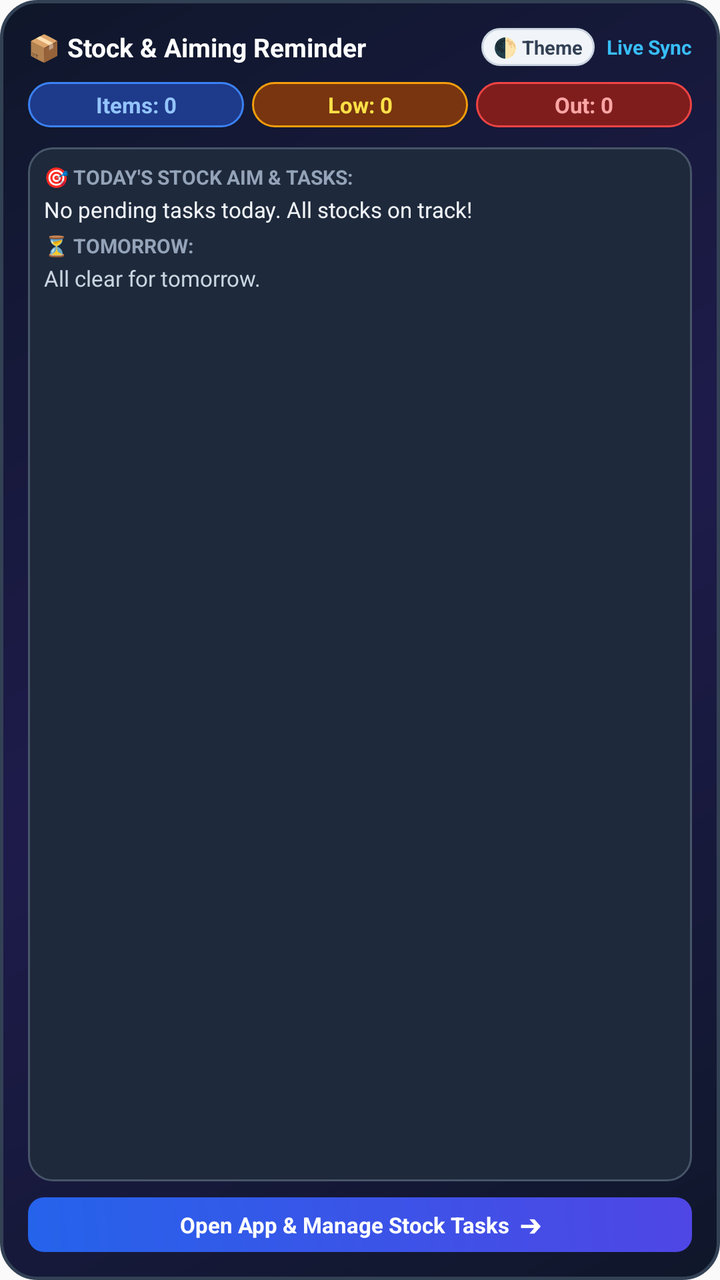
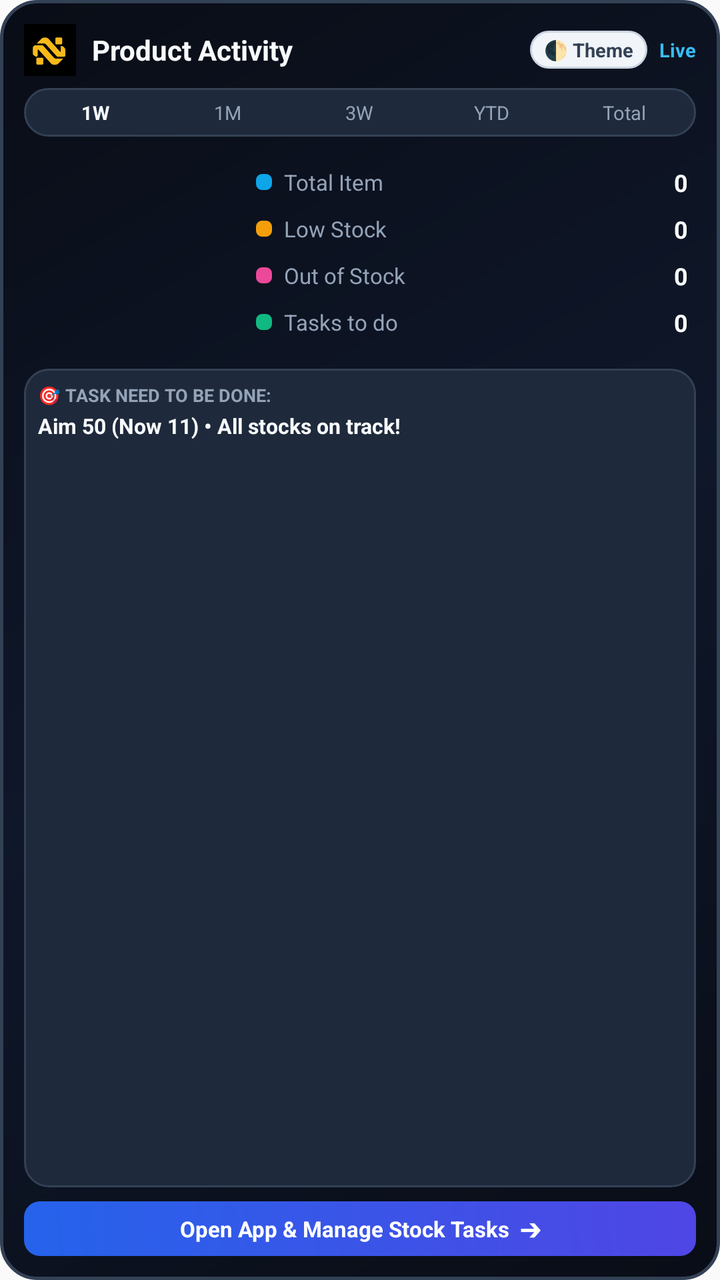

Screens rendered from an Android XML layout before and after an edit, with the pre-edit source and the edit as a unified diff.
<!-- AndroidManifest.xml: application theme AppTheme -->
<!-- res/layout/widget_stock_reminder.xml -->
<?xml version="1.0" encoding="utf-8"?>
<LinearLayout xmlns:android="http://schemas.android.com/apk/res/android"
    android:id="@+id/widget_root"
    android:layout_width="match_parent"
    android:layout_height="match_parent"
    android:orientation="vertical"
    android:background="@drawable/widget_bg"
    android:padding="14dp">

    
    <LinearLayout
        android:layout_width="match_parent"
        android:layout_height="wrap_content"
        android:orientation="horizontal"
        android:gravity="center_vertical"
        android:layout_marginBottom="8dp">

        <TextView
            android:layout_width="0dp"
            android:layout_height="wrap_content"
            android:layout_weight="1"
            android:text="📦 Stock &amp; Aiming Reminder"
            android:textColor="#ffffff"
            android:textStyle="bold"
            android:textSize="13sp" />

        
        <TextView
            android:id="@+id/widget_theme_toggle"
            android:layout_width="wrap_content"
            android:layout_height="wrap_content"
            android:background="@drawable/widget_theme_btn_bg"
            android:text="🌓 Theme"
            android:textColor="#334155"
            android:textStyle="bold"
            android:textSize="9.5sp"
            android:paddingTop="3dp"
            android:paddingBottom="3dp"
            android:paddingStart="6dp"
            android:paddingEnd="6dp"
            android:layout_marginEnd="6dp" />

        <TextView
            android:id="@+id/widget_sync_badge"
            android:layout_width="wrap_content"
            android:layout_height="wrap_content"
            android:text="Live Sync"
            android:textColor="#38bdf8"
            android:textStyle="bold"
            android:textSize="10sp" />
    </LinearLayout>

    
    <LinearLayout
        android:layout_width="match_parent"
        android:layout_height="wrap_content"
        android:orientation="horizontal"
        android:gravity="center_vertical"
        android:layout_marginBottom="10dp">

        
        <TextView
            android:id="@+id/widget_total_items"
            android:layout_width="0dp"
            android:layout_height="wrap_content"
            android:layout_weight="1"
            android:layout_marginEnd="4dp"
            android:background="@drawable/widget_badge_blue"
            android:text="Items: 0"
            android:textColor="#93c5fd"
            android:textSize="11sp"
            android:textStyle="bold"
            android:gravity="center"
            android:paddingTop="4dp"
            android:paddingBottom="4dp"
            android:paddingStart="6dp"
            android:paddingEnd="6dp" />

        
        <TextView
            android:id="@+id/widget_low_stock"
            android:layout_width="0dp"
            android:layout_height="wrap_content"
            android:layout_weight="1"
            android:layout_marginEnd="4dp"
            android:background="@drawable/widget_badge_low"
            android:text="Low: 0"
            android:textColor="#fde047"
            android:textSize="11sp"
            android:textStyle="bold"
            android:gravity="center"
            android:paddingTop="4dp"
            android:paddingBottom="4dp"
            android:paddingStart="6dp"
            android:paddingEnd="6dp" />

        
        <TextView
            android:id="@+id/widget_out_stock"
            android:layout_width="0dp"
            android:layout_height="wrap_content"
            android:layout_weight="1"
            android:background="@drawable/widget_badge_out"
            android:text="Out: 0"
            android:textColor="#fca5a5"
            android:textSize="11sp"
            android:textStyle="bold"
            android:gravity="center"
            android:paddingTop="4dp"
            android:paddingBottom="4dp"
            android:paddingStart="6dp"
            android:paddingEnd="6dp" />
    </LinearLayout>

    
    <LinearLayout
        android:layout_width="match_parent"
        android:layout_height="0dp"
        android:layout_weight="1"
        android:orientation="vertical"
        android:background="@drawable/widget_inner_box"
        android:padding="8dp">

        
        <TextView
            android:layout_width="wrap_content"
            android:layout_height="wrap_content"
            android:text="🎯 TODAY'S STOCK AIM &amp; TASKS:"
            android:textColor="#94a3b8"
            android:textSize="10sp"
            android:textStyle="bold" />

        <TextView
            android:id="@+id/widget_today_tasks"
            android:layout_width="match_parent"
            android:layout_height="wrap_content"
            android:text="No pending tasks today. All stocks on track!"
            android:textColor="#f1f5f9"
            android:textSize="11sp"
            android:maxLines="2"
            android:ellipsize="end"
            android:layout_marginTop="2dp"
            android:layout_marginBottom="4dp" />

        
        <TextView
            android:layout_width="wrap_content"
            android:layout_height="wrap_content"
            android:text="⏳ TOMORROW:"
            android:textColor="#94a3b8"
            android:textSize="10sp"
            android:textStyle="bold" />

        <TextView
            android:id="@+id/widget_tomorrow_tasks"
            android:layout_width="match_parent"
            android:layout_height="wrap_content"
            android:text="All clear for tomorrow."
            android:textColor="#cbd5e1"
            android:textSize="11sp"
            android:maxLines="1"
            android:ellipsize="end"
            android:layout_marginTop="2dp" />
    </LinearLayout>

    
    <TextView
        android:id="@+id/widget_btn_open"
        android:layout_width="match_parent"
        android:layout_height="wrap_content"
        android:background="@drawable/widget_btn_bg"
        android:text="Open App &amp; Manage Stock Tasks  ➔"
        android:textColor="#ffffff"
        android:textStyle="bold"
        android:textSize="11sp"
        android:gravity="center"
        android:paddingTop="6dp"
        android:paddingBottom="6dp"
        android:layout_marginTop="8dp" />
</LinearLayout>
<!-- resources referenced by this layout -->
<resources>
  <!-- drawable widget_badge_blue (drawable) -->
  <?xml version="1.0" encoding="utf-8"?>
  <shape xmlns:android="http://schemas.android.com/apk/res/android"
      android:shape="rectangle">
      <solid android:color="#1e3a8a" />
      <corners android:radius="20dp" />
      <stroke
          android:width="1dp"
          android:color="#3b82f6" />
  </shape>
  <!-- drawable widget_badge_low (drawable) -->
  <?xml version="1.0" encoding="utf-8"?>
  <shape xmlns:android="http://schemas.android.com/apk/res/android"
      android:shape="rectangle">
      <solid android:color="#78350f" />
      <corners android:radius="20dp" />
      <stroke
          android:width="1dp"
          android:color="#f59e0b" />
  </shape>
  <!-- drawable widget_badge_out (drawable) -->
  <?xml version="1.0" encoding="utf-8"?>
  <shape xmlns:android="http://schemas.android.com/apk/res/android"
      android:shape="rectangle">
      <solid android:color="#7f1d1d" />
      <corners android:radius="20dp" />
      <stroke
          android:width="1dp"
          android:color="#ef4444" />
  </shape>
  <!-- drawable widget_bg (drawable) -->
  <?xml version="1.0" encoding="utf-8"?>
  <shape xmlns:android="http://schemas.android.com/apk/res/android"
      android:shape="rectangle">
      <gradient
          android:angle="135"
          android:startColor="#0f172a"
          android:centerColor="#1e1b4b"
          android:endColor="#0f172a"
          android:type="linear" />
      <corners android:radius="18dp" />
      <stroke
          android:width="1.5dp"
          android:color="#334155" />
  </shape>
  <!-- drawable widget_btn_bg (drawable) -->
  <?xml version="1.0" encoding="utf-8"?>
  <shape xmlns:android="http://schemas.android.com/apk/res/android"
      android:shape="rectangle">
      <gradient
          android:angle="45"
          android:startColor="#2563eb"
          android:endColor="#4f46e5"
          android:type="linear" />
      <corners android:radius="8dp" />
  </shape>
  <!-- drawable widget_inner_box (drawable) -->
  <?xml version="1.0" encoding="utf-8"?>
  <shape xmlns:android="http://schemas.android.com/apk/res/android"
      android:shape="rectangle">
      <solid android:color="#1e293b" />
      <corners android:radius="12dp" />
      <stroke
          android:width="1dp"
          android:color="#475569" />
  </shape>
  <!-- drawable widget_theme_btn_bg (drawable) -->
  <?xml version="1.0" encoding="utf-8"?>
  <shape xmlns:android="http://schemas.android.com/apk/res/android"
      android:shape="rectangle">
      <solid android:color="#f1f5f9" />
      <corners android:radius="14dp" />
      <stroke
          android:width="1dp"
          android:color="#cbd5e1" />
  </shape>
  <style name="AppTheme" parent="Theme.AppCompat.Light.DarkActionBar">
          
          <item name="colorPrimary">@color/colorPrimary</item>
          <item name="colorPrimaryDark">@color/colorPrimaryDark</item>
          <item name="colorAccent">@color/colorAccent</item>
      </style>
</resources>

<!-- the commit's change to res/layout/widget_stock_reminder.xml (unified diff, before → after) -->
@@ -4,8 +4,131 @@
     android:layout_width="match_parent"
     android:layout_height="match_parent"
     android:orientation="vertical"
-    android:background="@drawable/widget_bg"
-    android:padding="14dp">
+    android:background="@drawable/widget_bg_dark"
+    android:padding="12dp">
+
+    
+    <LinearLayout
+        android:layout_width="match_parent"
+        android:layout_height="wrap_content"
+        android:orientation="horizontal"
+        android:gravity="center_vertical"
+        android:layout_marginBottom="6dp">
+
+        <ImageView
+            android:layout_width="26dp"
+            android:layout_height="26dp"
+            android:src="@drawable/app_logo"
+            android:scaleType="fitCenter"
+            android:layout_marginEnd="8dp"
+            android:contentDescription="@null" />
+
+        <TextView
+            android:layout_width="0dp"
+            android:layout_height="wrap_content"
+            android:layout_weight="1"
+            android:text="Product Activity"
+            android:textColor="#f8fafc"
+            android:textStyle="bold"
+            android:textSize="14sp" />
+
+        
+        <TextView
+            android:id="@+id/widget_theme_toggle"
+            android:layout_width="wrap_content"
+            android:layout_height="wrap_content"
+            android:background="@drawable/widget_theme_btn_bg"
+            android:text="🌓 Theme"
+            android:textColor="#334155"
+            android:textStyle="bold"
+            android:textSize="9.5sp"
+            android:paddingTop="3dp"
+            android:paddingBottom="3dp"
+            android:paddingStart="7dp"
+            android:paddingEnd="7dp"
+            android:layout_marginEnd="6dp" />
+
+        <TextView
+            android:id="@+id/widget_sync_badge"
+            android:layout_width="wrap_content"
+            android:layout_height="wrap_content"
+            android:text="Live"
+            android:textColor="#38bdf8"
+            android:textStyle="bold"
+            android:textSize="9.5sp" />
+    </LinearLayout>
+
+    
+    <LinearLayout
+        android:layout_width="match_parent"
+        android:layout_height="wrap_content"
+        android:orientation="horizontal"
+        android:gravity="center_vertical"
+        android:background="@drawable/widget_pill_bar_bg_dark"
+        android:padding="2.5dp"
+        android:layout_marginBottom="8dp">
+
+        <TextView
+            android:id="@+id/widget_tab_1w"
+            android:layout_width="0dp"
+            android:layout_height="wrap_content"
+            android:layout_weight="1"
+            android:text="1W"
+            android:textColor="#f8fafc"
+            android:textSize="9.5sp"
+            android:textStyle="bold"
+            android:gravity="center"
+            android:paddingTop="3dp"
+            android:paddingBottom="3dp" />
+
+        <TextView
+            android:id="@+id/widget_tab_1m"
+            android:layout_width="0dp"
+            android:layout_height="wrap_content"
+            android:layout_weight="1"
+            android:text="1M"
+            android:textColor="#94a3b8"
+            android:textSize="9.5sp"
+            android:gravity="center"
+            android:paddingTop="3dp"
+            android:paddingBottom="3dp" />
+
+        <TextView
+            android:id="@+id/widget_tab_3w"
+            android:layout_width="0dp"
+            android:layout_height="wrap_content"
+            android:layout_weight="1"
+            android:text="3W"
+            android:textColor="#94a3b8"
+            android:textSize="9.5sp"
+            android:gravity="center"
+            android:paddingTop="3dp"
+            android:paddingBottom="3dp" />
+
+        <TextView
+            android:id="@+id/widget_tab_ytd"
+            android:layout_width="0dp"
+            android:layout_height="wrap_content"
+            android:layout_weight="1"
+            android:text="YTD"
+            android:textColor="#94a3b8"
+            android:textSize="9.5sp"
+            android:gravity="center"
+            android:paddingTop="3dp"
+            android:paddingBottom="3dp" />
+
+        <TextView
+            android:id="@+id/widget_tab_total"
+            android:layout_width="0dp"
+            android:layout_height="wrap_content"
+            android:layout_weight="1"
+            android:text="Total"
+            android:textColor="#94a3b8"
+            android:textSize="9.5sp"
+            android:gravity="center"
+            android:paddingTop="3dp"
+            android:paddingBottom="3dp" />
+    </LinearLayout>
 
     
     <LinearLayout
@@ -15,101 +138,165 @@
         android:gravity="center_vertical"
         android:layout_marginBottom="8dp">
 
-        <TextView
-            android:layout_width="0dp"
-            android:layout_height="wrap_content"
-            android:layout_weight="1"
-            android:text="📦 Stock &amp; Aiming Reminder"
-            android:textColor="#ffffff"
-            android:textStyle="bold"
-            android:textSize="13sp" />
-
         
-        <TextView
-            android:id="@+id/widget_theme_toggle"
-            android:layout_width="wrap_content"
-            android:layout_height="wrap_content"
-            android:background="@drawable/widget_theme_btn_bg"
-            android:text="🌓 Theme"
-            android:textColor="#334155"
-            android:textStyle="bold"
-            android:textSize="9.5sp"
-            android:paddingTop="3dp"
-            android:paddingBottom="3dp"
-            android:paddingStart="6dp"
-            android:paddingEnd="6dp"
-            android:layout_marginEnd="6dp" />
-
-        <TextView
-            android:id="@+id/widget_sync_badge"
-            android:layout_width="wrap_content"
-            android:layout_height="wrap_content"
-            android:text="Live Sync"
-            android:textColor="#38bdf8"
-            android:textStyle="bold"
-            android:textSize="10sp" />
-    </LinearLayout>
-
-    
-    <LinearLayout
-        android:layout_width="match_parent"
-        android:layout_height="wrap_content"
-        android:orientation="horizontal"
-        android:gravity="center_vertical"
-        android:layout_marginBottom="10dp">
+        <ImageView
+            android:id="@+id/widget_gauge_img"
+            android:layout_width="100dp"
+            android:layout_height="100dp"
+            android:layout_gravity="center_vertical"
+            android:layout_marginEnd="12dp"
+            android:contentDescription="Activity Donut Gauge" />
 
         
-        <TextView
-            android:id="@+id/widget_total_items"
-            android:layout_width="0dp"
-            android:layout_height="wrap_content"
-            android:layout_weight="1"
-            android:layout_marginEnd="4dp"
-            android:background="@drawable/widget_badge_blue"
-            android:text="Items: 0"
-            android:textColor="#93c5fd"
-            android:textSize="11sp"
-            android:textStyle="bold"
-            android:gravity="center"
-            android:paddingTop="4dp"
-            android:paddingBottom="4dp"
-            android:paddingStart="6dp"
-            android:paddingEnd="6dp" />
-
-        
-        <TextView
-            android:id="@+id/widget_low_stock"
-            android:layout_width="0dp"
-            android:layout_height="wrap_content"
-            android:layout_weight="1"
-            android:layout_marginEnd="4dp"
-            android:background="@drawable/widget_badge_low"
-            android:text="Low: 0"
-            android:textColor="#fde047"
-            android:textSize="11sp"
-            android:textStyle="bold"
-            android:gravity="center"
-            android:paddingTop="4dp"
-            android:paddingBottom="4dp"
-            android:paddingStart="6dp"
-            android:paddingEnd="6dp" />
-
-        
-        <TextView
-            android:id="@+id/widget_out_stock"
-            android:layout_width="0dp"
-            android:layout_height="wrap_content"
-            android:layout_weight="1"
-            android:background="@drawable/widget_badge_out"
-            android:text="Out: 0"
-            android:textColor="#fca5a5"
-            android:textSize="11sp"
-            android:textStyle="bold"
-            android:gravity="center"
-            android:paddingTop="4dp"
-            android:paddingBottom="4dp"
-            android:paddingStart="6dp"
-            android:paddingEnd="6dp" />
+        <LinearLayout
+            android:layout_width="0dp"
+            android:layout_height="wrap_content"
+            android:layout_weight="1"
+            android:orientation="vertical">
+
+            
+            <LinearLayout
+                android:id="@+id/widget_row_total"
+                android:layout_width="match_parent"
+                android:layout_height="wrap_content"
+                android:orientation="horizontal"
+                android:gravity="center_vertical"
+                android:paddingStart="4dp"
+                android:paddingEnd="4dp"
+                android:paddingTop="2dp"
+                android:paddingBottom="2dp"
+                android:layout_marginBottom="3dp">
+                <ImageView
+                    android:layout_width="8dp"
+                    android:layout_height="8dp"
+                    android:background="@drawable/widget_bullet_blue"
+                    android:layout_marginEnd="6dp"
+                    android:contentDescription="@null" />
+                <TextView
+                    android:id="@+id/widget_label_total"
+                    android:layout_width="0dp"
+                    android:layout_height="wrap_content"
+                    android:layout_weight="1"
+                    android:text="Total Item"
+                    android:textColor="#94a3b8"
+                    android:textSize="11sp" />
+                <TextView
+                    android:id="@+id/widget_total_items"
+                    android:layout_width="wrap_content"
+                    android:layout_height="wrap_content"
+                    android:text="0"
+                    android:textColor="#f8fafc"
+                    android:textStyle="bold"
+                    android:textSize="12sp" />
+            </LinearLayout>
+
+            
+            <LinearLayout
+                android:id="@+id/widget_row_low"
+                android:layout_width="match_parent"
+                android:layout_height="wrap_content"
+                android:orientation="horizontal"
+                android:gravity="center_vertical"
+                android:paddingStart="4dp"
+                android:paddingEnd="4dp"
+                android:paddingTop="2dp"
+                android:paddingBottom="2dp"
+                android:layout_marginBottom="3dp">
+                <ImageView
+                    android:layout_width="8dp"
+                    android:layout_height="8dp"
+                    android:background="@drawable/widget_bullet_orange"
+                    android:layout_marginEnd="6dp"
+                    android:contentDescription="@null" />
+                <TextView
+                    android:id="@+id/widget_label_low"
+                    android:layout_width="0dp"
+                    android:layout_height="wrap_content"
+                    android:layout_weight="1"
+                    android:text="Low Stock"
+                    android:textColor="#94a3b8"
+                    android:textSize="11sp" />
+                <TextView
+                    android:id="@+id/widget_low_stock"
+                    android:layout_width="wrap_content"
+                    android:layout_height="wrap_content"
+                    android:text="0"
+                    android:textColor="#f8fafc"
+                    android:textStyle="bold"
+                    android:textSize="12sp" />
+            </LinearLayout>
+
+            
+            <LinearLayout
+                android:id="@+id/widget_row_out"
+                android:layout_width="match_parent"
+                android:layout_height="wrap_content"
+                android:orientation="horizontal"
+                android:gravity="center_vertical"
+                android:paddingStart="4dp"
+                android:paddingEnd="4dp"
+                android:paddingTop="2dp"
+                android:paddingBottom="2dp"
+                android:layout_marginBottom="3dp">
+                <ImageView
+                    android:layout_width="8dp"
+                    android:layout_height="8dp"
+                    android:background="@drawable/widget_bullet_pink"
+                    android:layout_marginEnd="6dp"
+                    android:contentDescription="@null" />
+                <TextView
+                    android:id="@+id/widget_label_out"
+                    android:layout_width="0dp"
+                    android:layout_height="wrap_content"
+                    android:layout_weight="1"
+                    android:text="Out of Stock"
+                    android:textColor="#94a3b8"
+                    android:textSize="11sp" />
+                <TextView
+                    android:id="@+id/widget_out_stock"
+                    android:layout_width="wrap_content"
+                    android:layout_height="wrap_content"
+                    android:text="0"
+                    android:textColor="#f8fafc"
+                    android:textStyle="bold"
+                    android:textSize="12sp" />
+            </LinearLayout>
+
+            
+            <LinearLayout
+                android:id="@+id/widget_row_tasks"
+                android:layout_width="match_parent"
+                android:layout_height="wrap_content"
+                android:orientation="horizontal"
+                android:gravity="center_vertical"
+                android:paddingStart="4dp"
+                android:paddingEnd="4dp"
+                android:paddingTop="2dp"
+                android:paddingBottom="2dp">
+                <ImageView
+                    android:layout_width="8dp"
+                    android:layout_height="8dp"
+                    android:background="@drawable/widget_bullet_green"
+                    android:layout_marginEnd="6dp"
+                    android:contentDescription="@null" />
+                <TextView
+                    android:id="@+id/widget_label_tasks"
+                    android:layout_width="0dp"
+                    android:layout_height="wrap_content"
+                    android:layout_weight="1"
+                    android:text="Tasks to do"
+                    android:textColor="#94a3b8"
+                    android:textSize="11sp" />
+                <TextView
+                    android:id="@+id/widget_tasks_count"
+                    android:layout_width="wrap_content"
+                    android:layout_height="wrap_content"
+                    android:text="0"
+                    android:textColor="#f8fafc"
+                    android:textStyle="bold"
+                    android:textSize="12sp" />
+            </LinearLayout>
+        </LinearLayout>
     </LinearLayout>
 
     
@@ -118,47 +305,26 @@
         android:layout_height="0dp"
         android:layout_weight="1"
         android:orientation="vertical"
-        android:background="@drawable/widget_inner_box"
-        android:padding="8dp">
-
-        
+        android:background="@drawable/widget_inner_box_dark"
+        android:padding="7dp">
+
         <TextView
             android:layout_width="wrap_content"
             android:layout_height="wrap_content"
-            android:text="🎯 TODAY'S STOCK AIM &amp; TASKS:"
-            android:textColor="#94a3b8"
-            android:textSize="10sp"
+            android:text="🎯 TASK NEED TO BE DONE:"
+            android:textColor="#94a3b8"
+            android:textSize="9sp"
             android:textStyle="bold" />
 
         <TextView
             android:id="@+id/widget_today_tasks"
             android:layout_width="match_parent"
             android:layout_height="wrap_content"
-            android:text="No pending tasks today. All stocks on track!"
-            android:textColor="#f1f5f9"
-            android:textSize="11sp"
+            android:text="Aim 50 (Now 11) • All stocks on track!"
+            android:textColor="#f8fafc"
+            android:textStyle="bold"
+            android:textSize="10.5sp"
             android:maxLines="2"
-            android:ellipsize="end"
-            android:layout_marginTop="2dp"
-            android:layout_marginBottom="4dp" />
-
-        
-        <TextView
-            android:layout_width="wrap_content"
-            android:layout_height="wrap_content"
-            android:text="⏳ TOMORROW:"
-            android:textColor="#94a3b8"
-            android:textSize="10sp"
-            android:textStyle="bold" />
-
-        <TextView
-            android:id="@+id/widget_tomorrow_tasks"
-            android:layout_width="match_parent"
-            android:layout_height="wrap_content"
-            android:text="All clear for tomorrow."
-            android:textColor="#cbd5e1"
-            android:textSize="11sp"
-            android:maxLines="1"
             android:ellipsize="end"
             android:layout_marginTop="2dp" />
     </LinearLayout>
@@ -176,5 +342,5 @@
         android:gravity="center"
         android:paddingTop="6dp"
         android:paddingBottom="6dp"
-        android:layout_marginTop="8dp" />
+        android:layout_marginTop="7dp" />
 </LinearLayout>
<!-- resource entries referenced after the edit -->
@@ -1,44 +1,15 @@
 <!-- resources referenced by this layout -->
 <resources>
-  <!-- drawable widget_badge_blue (drawable) -->
-  <?xml version="1.0" encoding="utf-8"?>
-  <shape xmlns:android="http://schemas.android.com/apk/res/android"
-      android:shape="rectangle">
-      <solid android:color="#1e3a8a" />
-      <corners android:radius="20dp" />
-      <stroke
-          android:width="1dp"
-          android:color="#3b82f6" />
-  </shape>
-  <!-- drawable widget_badge_low (drawable) -->
-  <?xml version="1.0" encoding="utf-8"?>
-  <shape xmlns:android="http://schemas.android.com/apk/res/android"
-      android:shape="rectangle">
-      <solid android:color="#78350f" />
-      <corners android:radius="20dp" />
-      <stroke
-          android:width="1dp"
-          android:color="#f59e0b" />
-  </shape>
-  <!-- drawable widget_badge_out (drawable) -->
-  <?xml version="1.0" encoding="utf-8"?>
-  <shape xmlns:android="http://schemas.android.com/apk/res/android"
-      android:shape="rectangle">
-      <solid android:color="#7f1d1d" />
-      <corners android:radius="20dp" />
-      <stroke
-          android:width="1dp"
-          android:color="#ef4444" />
-  </shape>
-  <!-- drawable widget_bg (drawable) -->
+  <!-- drawable app_logo: png bitmap (drawable, 7166 bytes) -->
+  <!-- drawable widget_bg_dark (drawable) -->
   <?xml version="1.0" encoding="utf-8"?>
   <shape xmlns:android="http://schemas.android.com/apk/res/android"
       android:shape="rectangle">
       <gradient
           android:angle="135"
-          android:startColor="#0f172a"
-          android:centerColor="#1e1b4b"
-          android:endColor="#0f172a"
+          android:startColor="#090d16"
+          android:centerColor="#0f172a"
+          android:endColor="#090d16"
           android:type="linear" />
       <corners android:radius="18dp" />
       <stroke
@@ -56,7 +27,39 @@
           android:type="linear" />
       <corners android:radius="8dp" />
   </shape>
-  <!-- drawable widget_inner_box (drawable) -->
+  <!-- drawable widget_bullet_blue (drawable) -->
+  <?xml version="1.0" encoding="utf-8"?>
+  <shape xmlns:android="http://schemas.android.com/apk/res/android"
+      android:shape="rectangle">
+      <solid android:color="#0ea5e9" />
+      <corners android:radius="3dp" />
+      <size android:width="10dp" android:height="10dp" />
+  </shape>
+  <!-- drawable widget_bullet_green (drawable) -->
+  <?xml version="1.0" encoding="utf-8"?>
+  <shape xmlns:android="http://schemas.android.com/apk/res/android"
+      android:shape="rectangle">
+      <solid android:color="#10b981" />
+      <corners android:radius="3dp" />
+      <size android:width="10dp" android:height="10dp" />
+  </shape>
+  <!-- drawable widget_bullet_orange (drawable) -->
+  <?xml version="1.0" encoding="utf-8"?>
+  <shape xmlns:android="http://schemas.android.com/apk/res/android"
+      android:shape="rectangle">
+      <solid android:color="#f59e0b" />
+      <corners android:radius="3dp" />
+      <size android:width="10dp" android:height="10dp" />
+  </shape>
+  <!-- drawable widget_bullet_pink (drawable) -->
+  <?xml version="1.0" encoding="utf-8"?>
+  <shape xmlns:android="http://schemas.android.com/apk/res/android"
+      android:shape="rectangle">
+      <solid android:color="#ec4899" />
+      <corners android:radius="3dp" />
+      <size android:width="10dp" android:height="10dp" />
+  </shape>
+  <!-- drawable widget_inner_box_dark (drawable) -->
   <?xml version="1.0" encoding="utf-8"?>
   <shape xmlns:android="http://schemas.android.com/apk/res/android"
       android:shape="rectangle">
@@ -64,7 +67,15 @@
       <corners android:radius="12dp" />
       <stroke
           android:width="1dp"
-          android:color="#475569" />
+          android:color="#334155" />
+  </shape>
+  <!-- drawable widget_pill_bar_bg_dark (drawable) -->
+  <?xml version="1.0" encoding="utf-8"?>
+  <shape xmlns:android="http://schemas.android.com/apk/res/android"
+      android:shape="rectangle">
+      <solid android:color="#1e293b" />
+      <corners android:radius="14dp" />
+      <stroke android:width="1dp" android:color="#334155" />
   </shape>
   <!-- drawable widget_theme_btn_bg (drawable) -->
   <?xml version="1.0" encoding="utf-8"?>
